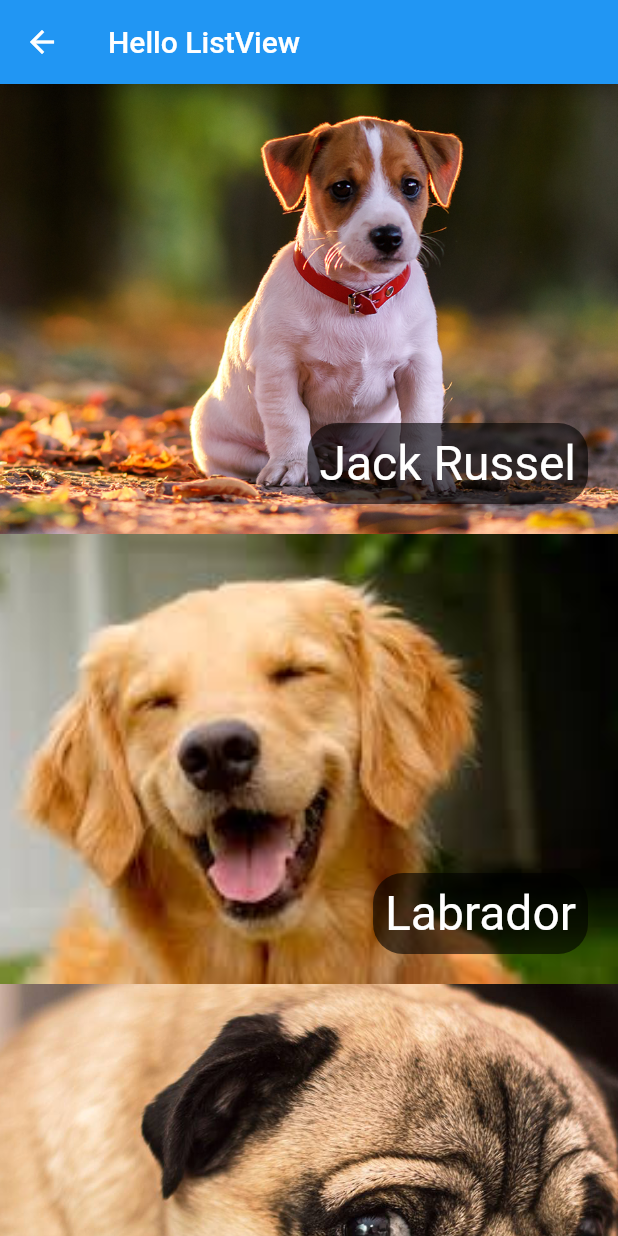
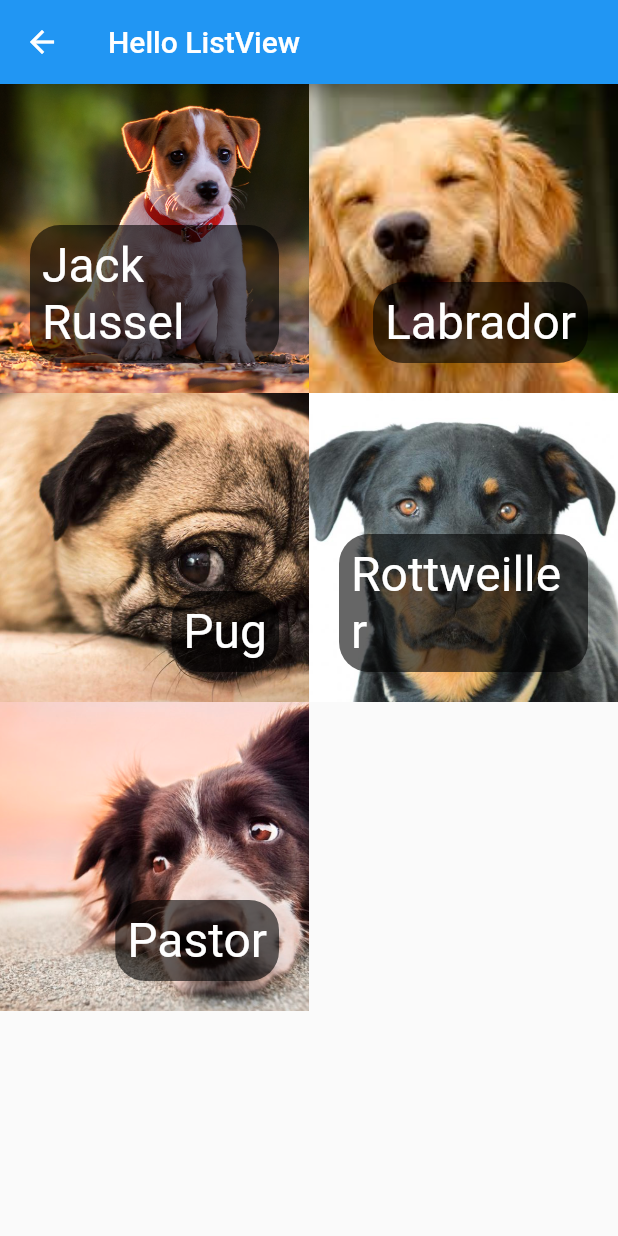
Before and after one commit to eliezerantonio/flutter_essencial, a Flutter app: the HelloListView screen opened directly, on a phone screen of 412 x 824 dp. Run offline on Flutter 3.47's test engine with Material 2 defaults, Android fonts, the phone set to English and light mode, and no system bars.

Commit message:
gridView

```diff
--- a/basico_e_widgets/lib/screens/hello_listview.dart
+++ b/basico_e_widgets/lib/screens/hello_listview.dart
@@ -38,8 +38,9 @@ class HelloListView extends StatelessWidget {
       ),
     ];
 
-    return ListView.builder(
-      itemExtent: 300,
+    return GridView.builder(
+      gridDelegate:
+          SliverGridDelegateWithFixedCrossAxisCount(crossAxisCount: 2),
       itemCount: dogs.length,
       itemBuilder: (context, index) {
         //SizedBox.Expanded
```
